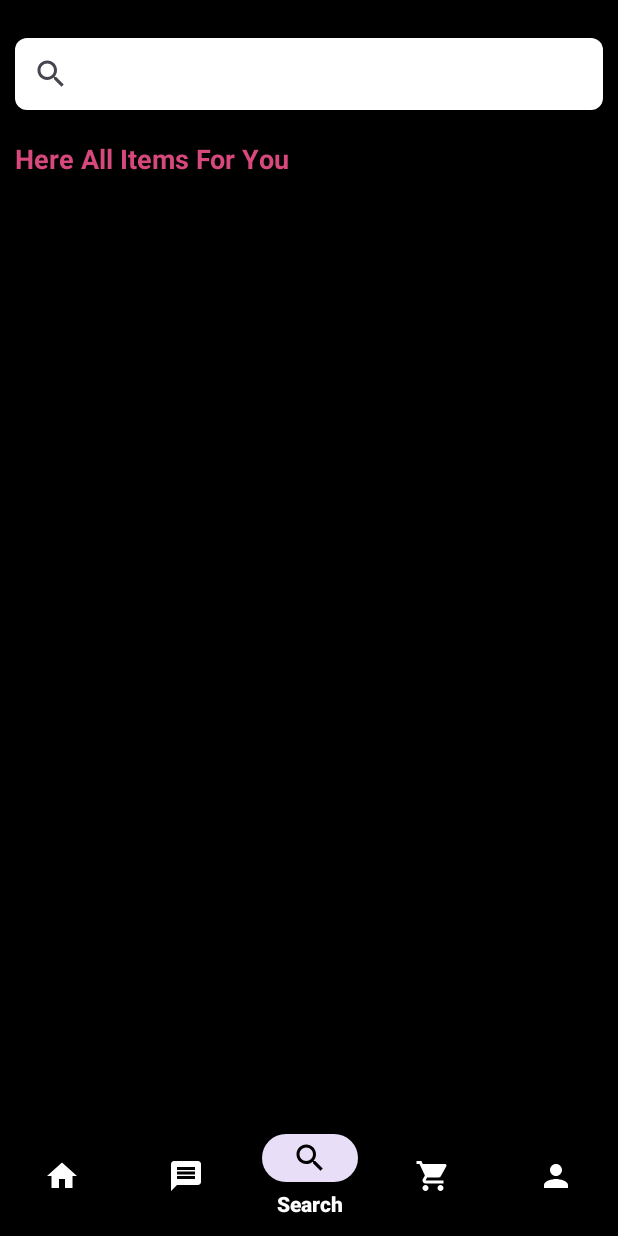
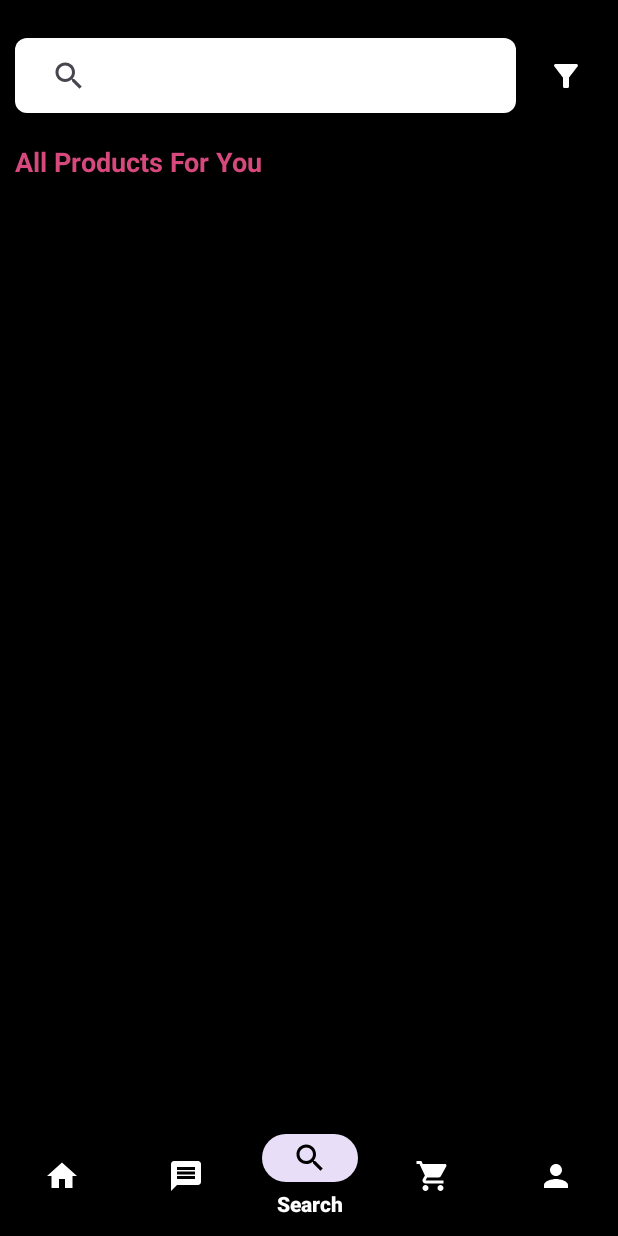
Before and after one commit to Shimon31/Glow_Mart, an Android app: the SearchFragment screen opened through its navigation route, on a phone screen of 412 x 824 dp. Run offline under Robolectric (Android 15) with nearby library versions, the phone set to English and light mode, and no system bars; our stand-ins replace Dagger/Hilt's generated code, Firebase (no records; nobody signed in at launch, a user with empty details on screens opened directly), navigation-ui; 12 statements that could not run were skipped.

Commit message:
filters add on searchView

```diff
--- a/app/src/main/java/com/bcsbattle/sbs_e_mart/ui/search/SearchFragment.kt
+++ b/app/src/main/java/com/bcsbattle/sbs_e_mart/ui/search/SearchFragment.kt
@@ -2,6 +2,7 @@ package com.bcsbattle.sbs_e_mart.ui.search
 
 import android.os.Bundle
 import android.view.View
+import androidx.appcompat.app.AlertDialog
 import androidx.core.os.bundleOf
 import androidx.fragment.app.viewModels
 import androidx.navigation.fragment.findNavController
@@ -10,6 +11,7 @@ import com.bcsbattle.sbs_e_mart.base.BaseFragment
 import com.bcsbattle.sbs_e_mart.data.model.Product.ResponseProduct
 import com.bcsbattle.sbs_e_mart.databinding.FragmentSearchBinding
 import dagger.hilt.android.AndroidEntryPoint
+
 @AndroidEntryPoint
 class SearchFragment : BaseFragment<FragmentSearchBinding>(FragmentSearchBinding::inflate),
     SearchAdapter.Listener {
@@ -18,25 +20,32 @@ class SearchFragment : BaseFragment<FragmentSearchBinding>(FragmentSearchBinding
     private val adapter: SearchAdapter by lazy { SearchAdapter(this) }
 
     private var allProducts: List<ResponseProduct> = emptyList()
+    private var filteredProducts: List<ResponseProduct> = emptyList()
+
+    // Track selected filters
+    private val selectedBrands = mutableSetOf<String>()
+    private val selectedCategories = mutableSetOf<String>()
 
     override fun onViewCreated(view: View, savedInstanceState: Bundle?) {
         super.onViewCreated(view, savedInstanceState)
 
         binding.recyclerView1.adapter = adapter
 
-        // observe loading state
+        // Observe loading state
         viewModel.isLoading.observe(viewLifecycleOwner) { loading ->
             if (loading) showProgressBar() else hideProgressBar()
         }
 
-        // observe products
+        // Observe products
         viewModel.allSearchProducts.observe(viewLifecycleOwner) { products ->
             allProducts = products ?: emptyList()
-            adapter.submitList(allProducts) // initially show all
+            filteredProducts = allProducts
+            adapter.submitList(filteredProducts)
         }
 
-        // setup search
-        binding.searchBar.setOnQueryTextListener(object : androidx.appcompat.widget.SearchView.OnQueryTextListener {
+        // Setup search bar
+        binding.searchBar.setOnQueryTextListener(object :
+            androidx.appcompat.widget.SearchView.OnQueryTextListener {
             override fun onQueryTextSubmit(query: String?): Boolean {
                 filterList(query)
                 return true
@@ -47,32 +56,75 @@ class SearchFragment : BaseFragment<FragmentSearchBinding>(FragmentSearchBinding
                 return true
             }
         })
+
+        // Setup filter button
+        binding.filterButton.setOnClickListener {
+            showFilterDialog()
+        }
     }
 
     private fun filterList(query: String?) {
         val q = query?.trim().orEmpty()
-        val filtered = if (q.isNotEmpty()) {
-            allProducts.filter { product ->
-                product.name?.contains(q, ignoreCase = true) ?: false
+        filteredProducts = allProducts.filter { product ->
+            val matchesQuery = product.name?.contains(q, ignoreCase = true) ?: false
+            val matchesBrand = selectedBrands.isEmpty() || selectedBrands.contains(product.brand)
+            val matchesCategory = selectedCategories.isEmpty() || selectedCategories.contains(product.category)
+            matchesQuery && matchesBrand && matchesCategory
+        }
+        adapter.submitList(filteredProducts)
+    }
+
+    private fun showFilterDialog() {
+        val brands = allProducts.mapNotNull { it.brand }.distinct().toTypedArray()
+        val categories = allProducts.mapNotNull { it.category }.distinct().toTypedArray()
+
+        // Temporary selections
+        val selectedBrandArray = BooleanArray(brands.size) { selectedBrands.contains(brands[it]) }
+        val selectedCategoryArray = BooleanArray(categories.size) { selectedCategories.contains(categories[it]) }
+
+        // Show multi-choice dialog for brand
+        AlertDialog.Builder(requireContext())
+            .setTitle("Select Brands")
+            .setMultiChoiceItems(brands, selectedBrandArray) { _, which, isChecked ->
+                selectedBrandArray[which] = isChecked
             }
-        } else {
-            allProducts
-        }
-        adapter.submitList(filtered)
+            .setPositiveButton("Next") { _, _ ->
+                selectedBrands.clear()
+                brands.forEachIndexed { index, brand ->
+                    if (selectedBrandArray[index]) selectedBrands.add(brand)
+                }
+
+                // Show multi-choice dialog for category
+                AlertDialog.Builder(requireContext())
+                    .setTitle("Select Categories")
+                    .setMultiChoiceItems(categories, selectedCategoryArray) { _, which, isChecked ->
+                        selectedCategoryArray[which] = isChecked
+                    }
+                    .setPositiveButton("Apply") { _, _ ->
+                        selectedCategories.clear()
+                        categories.forEachIndexed { index, cat ->
+                            if (selectedCategoryArray[index]) selectedCategories.add(cat)
+                        }
+                        // Apply filters
+                        filterList(binding.searchBar.query.toString())
+                    }
+                    .setNegativeButton("Cancel", null)
+                    .show()
+            }
+            .setNegativeButton("Cancel", null)
+            .show()
     }
 
     private fun showProgressBar() = with(binding) {
         progressBar.visibility = View.VISIBLE
         recyclerView1.visibility = View.INVISIBLE
-
     }
 
-    // Hide progress bar after data is loaded
     private fun hideProgressBar() = with(binding) {
         progressBar.visibility = View.GONE
         recyclerView1.visibility = View.VISIBLE
+    }
 
-    }
     override fun onItemClick(id: Int?) {
         val bundle = bundleOf("product_id" to id)
         findNavController().navigate(R.id.action_searchFragment_to_detailsFragment, bundle)
--- /dev/null
+++ b/app/src/main/res/drawable/baseline_filter_alt_24.xml
@@ -0,0 +1,5 @@
+<vector xmlns:android="http://schemas.android.com/apk/res/android" android:height="24dp" android:tint="#FFFFFF" android:viewportHeight="24" android:viewportWidth="24" android:width="24dp">
+
+    <path android:fillColor="@android:color/white" android:pathData="M4.25,5.61C6.27,8.2 10,13 10,13v6c0,0.55 0.45,1 1,1h2c0.55,0 1,-0.45 1,-1v-6c0,0 3.72,-4.8 5.74,-7.39C20.25,4.95 19.78,4 18.95,4H5.04C4.21,4 3.74,4.95 4.25,5.61z"/>
+
+</vector>
--- a/app/src/main/res/layout/fragment_search.xml
+++ b/app/src/main/res/layout/fragment_search.xml
@@ -7,57 +7,94 @@
     android:background="@color/black"
     tools:context=".ui.search.SearchFragment">
 
+    <!-- Search Bar with Filter Button -->
+    <LinearLayout
+        android:id="@+id/searchFilterLayout"
+        android:layout_width="0dp"
+        android:layout_height="wrap_content"
+        android:orientation="horizontal"
+        android:layout_marginStart="10dp"
+        android:layout_marginEnd="10dp"
+        android:layout_marginTop="25dp"
+        app:layout_constraintTop_toTopOf="parent"
+        app:layout_constraintStart_toStartOf="parent"
+        app:layout_constraintEnd_toEndOf="parent">
 
         <androidx.appcompat.widget.SearchView
             android:id="@+id/searchBar"
-        android:layout_width="match_parent"
-        android:layout_height="wrap_content"
-        android:layout_marginHorizontal="10dp"
-        android:layout_marginTop="25dp"
+            android:layout_width="0dp"
+            android:layout_weight="1"
+            android:layout_height="50dp"
             android:background="@drawable/searchbar_bg"
             android:iconifiedByDefault="false"
             android:queryHint="Search products..."
             android:focusable="true"
             android:focusableInTouchMode="true"
-        android:gravity="center"
-        app:layout_constraintEnd_toEndOf="parent"
+            android:gravity="center_vertical"
+            android:paddingStart="12dp"
+            android:paddingEnd="12dp" />
+
+        <ImageButton
+            android:id="@+id/filterButton"
+            android:layout_width="50dp"
+            android:layout_height="50dp"
+            android:layout_marginStart="8dp"
+            android:backgroundTint="@android:color/transparent"
+            android:contentDescription="Filter"
+            android:src="@drawable/baseline_filter_alt_24" />
+    </LinearLayout>
+
+    <!-- Active Filters Chips -->
+    <com.google.android.material.chip.ChipGroup
+        android:id="@+id/activeFiltersChipGroup"
+        android:layout_width="0dp"
+        android:layout_height="wrap_content"
+        android:layout_marginTop="10dp"
+        android:paddingStart="10dp"
+        android:paddingEnd="10dp"
+        app:singleLine="true"
+        app:chipSpacing="8dp"
+        app:layout_constraintTop_toBottomOf="@id/searchFilterLayout"
         app:layout_constraintStart_toStartOf="parent"
-        app:layout_constraintTop_toTopOf="parent" />
+        app:layout_constraintEnd_toEndOf="parent" />
 
-
+    <!-- Heading -->
     <TextView
         android:id="@+id/allProductsTV"
         android:layout_width="wrap_content"
         android:layout_height="wrap_content"
-        android:layout_marginTop="20dp"
-        android:text="Here All Items For You"
+        android:layout_marginTop="10dp"
+        android:text="All Products For You"
         android:textColor="@color/primaryClr"
         android:textSize="18sp"
         android:textStyle="bold"
-        app:layout_constraintStart_toStartOf="@id/searchBar"
-        app:layout_constraintTop_toBottomOf="@id/searchBar" />
+        app:layout_constraintTop_toBottomOf="@id/activeFiltersChipGroup"
+        app:layout_constraintStart_toStartOf="parent"
+        android:layout_marginStart="10dp" />
 
-
+    <!-- Products RecyclerView -->
     <androidx.recyclerview.widget.RecyclerView
         android:id="@+id/recyclerView1"
         android:layout_width="match_parent"
         android:layout_height="wrap_content"
         android:orientation="vertical"
         app:layoutManager="androidx.recyclerview.widget.GridLayoutManager"
-        app:layout_constraintStart_toStartOf="@id/searchBar"
+        app:layout_constraintStart_toStartOf="parent"
         app:layout_constraintTop_toBottomOf="@id/allProductsTV"
         app:spanCount="4"
         tools:listitem="@layout/all_product_item" />
 
+    <!-- Progress Bar -->
     <ProgressBar
         android:id="@+id/progressBar"
-        style="?android:attr/progressBarStyle"
-        android:layout_width="wrap_content"
-        android:layout_height="wrap_content"
+        style="?android:attr/progressBarStyleLarge"
+        android:layout_width="60dp"
+        android:layout_height="60dp"
         android:indeterminateTint="@color/primaryClr"
         android:visibility="gone"
+        app:layout_constraintTop_toTopOf="parent"
         app:layout_constraintBottom_toBottomOf="parent"
-        app:layout_constraintEnd_toEndOf="parent"
         app:layout_constraintStart_toStartOf="parent"
-        app:layout_constraintTop_toTopOf="parent" />
+        app:layout_constraintEnd_toEndOf="parent" />
+
 </androidx.constraintlayout.widget.ConstraintLayout>
```
Lines whose indentation alone changed are shown as unchanged.
